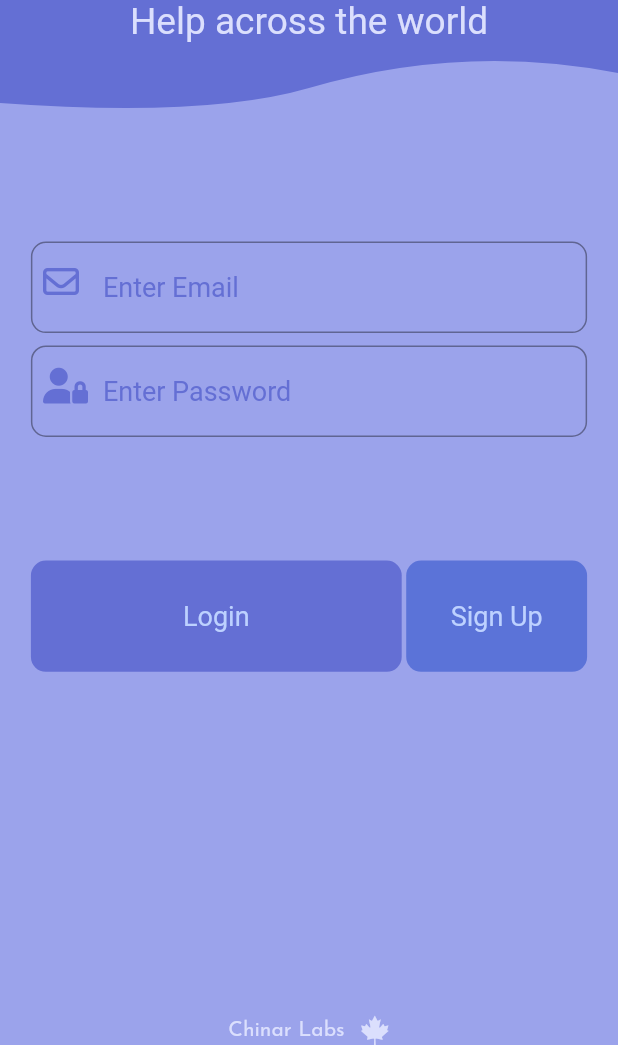
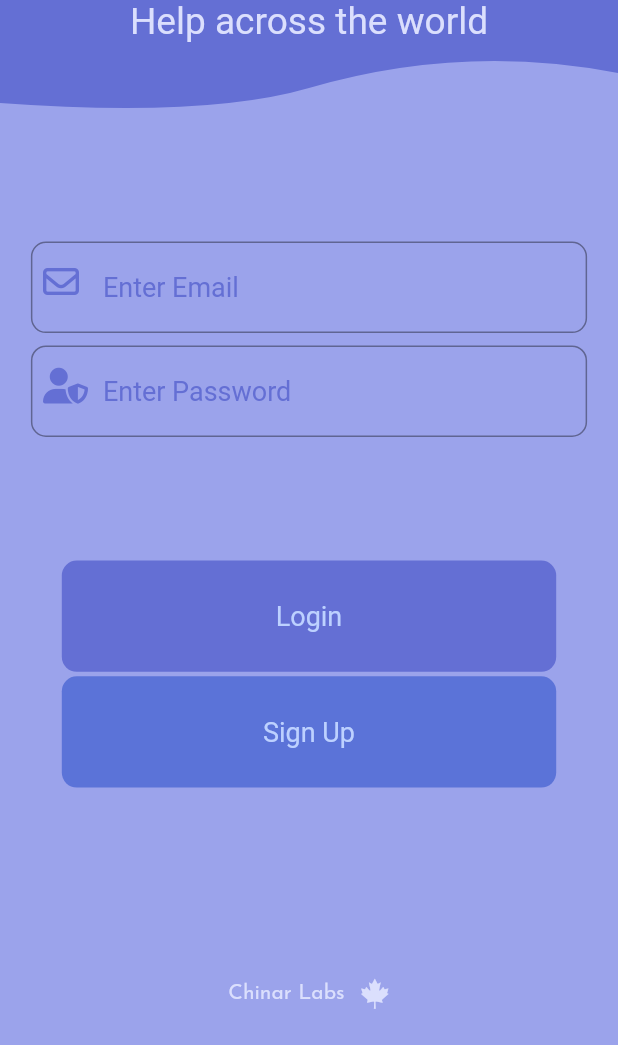
Before and after one commit to majidshakeelshawl/decide_on, a Flutter app: the screen it shows after launch, on a phone screen of 412 x 824 dp, the part 191-1236 px from its top. Run offline on Flutter 3.47's test engine with Material 2 defaults, Android fonts, the phone set to English and light mode, and no system bars; our stand-ins replace flutter_custom_clippers, font_awesome_flutter, google_fonts; Roboto replaces fonts that are missing (Chewy).

Commit message:
Changed buttons from row widget to column widget

```diff
--- a/lib/screens/home.dart
+++ b/lib/screens/home.dart
@@ -14,7 +14,7 @@ class Home extends StatelessWidget {
   Widget build(BuildContext context) {
     return SafeArea(
       child: GestureDetector(
-        // Used to make unfocus for keyboard not closing after clicking other than input
+        // Used to make keyboard unfocused not closing after clicking other than input
         onTap: () => FocusScope.of(context).unfocus(),
         child: Scaffold(
           resizeToAvoidBottomInset:
@@ -95,7 +95,7 @@ class Home extends StatelessWidget {
                               keyboardType: TextInputType.text,
                               hasIcon: true,
                               prefixIcon: const FaIcon(
-                                FontAwesomeIcons.userLock,
+                                FontAwesomeIcons.userShield,
                                 color: Color(0xff646FD4),
                               ),
                               hintText: "Enter Password",
@@ -112,45 +112,38 @@ class Home extends StatelessWidget {
                           // BUTTONS: LOGIN & SIGN UP
                           Padding(
                             padding: EdgeInsets.fromLTRB(
-                                MediaQuery.of(context).size.width * 0.05,
+                                MediaQuery.of(context).size.width * 0.1,
                                 0,
-                                MediaQuery.of(context).size.width * 0.05,
+                                MediaQuery.of(context).size.width * 0.1,
                                 0),
-                            child: Row(
-                              mainAxisAlignment: MainAxisAlignment.spaceEvenly,
+                            child: Column(
+//                              mainAxisAlignment: MainAxisAlignment.spaceEvenly,
                               children: [
                                 // LOGIN BUTTON
-                                Flexible(
-                                  flex: 2,
-                                  child: CButton(
+                                CButton(
                                   buttonColor: const Color(0xff646FD4),
                                   font: GoogleFonts.viga(
                                     fontSize: 18,
                                     color: const Color(0xffBDD1FF),
                                   ),
-                                    height: MediaQuery.of(context).size.height *
-                                        0.09,
-                                    width:
-                                        MediaQuery.of(context).size.width * 2,
+                                  height:
+                                      MediaQuery.of(context).size.height * 0.09,
+                                  width: MediaQuery.of(context).size.width * 2,
                                   text: "Login",
                                   margin: const EdgeInsets.only(right: 0),
                                 ),
-                                ),
                                 // SIGN UP BUTTON
-                                Flexible(
-                                  child: CButton(
+                                CButton(
                                   buttonColor: const Color(0xff5B73D8),
-                                    height: MediaQuery.of(context).size.height *
-                                        0.09,
-                                    width:
-                                        MediaQuery.of(context).size.width * 0.4,
+                                  height:
+                                      MediaQuery.of(context).size.height * 0.09,
+                                  width: MediaQuery.of(context).size.width * 2,
                                   text: "Sign Up",
                                   font: GoogleFonts.viga(
                                     fontSize: 18,
                                     color: const Color(0xffBDD1FF),
                                   ),
-                                    margin: const EdgeInsets.only(left: 3),
-                                  ),
+                                  margin: const EdgeInsets.only(top: 3),
                                 )
                               ],
                             ),
@@ -159,13 +152,17 @@ class Home extends StatelessWidget {
                       ),
                     ),
                     // COMPANY NAME AND LOGO
-                    Row(
+                    Padding(
+                      padding: EdgeInsets.only(
+                          bottom: MediaQuery.of(context).size.height * 0.03),
+                      child: Row(
                         mainAxisAlignment: MainAxisAlignment.center,
                         children: [
                           Text(
                             "Chinar Labs",
                             style: GoogleFonts.josefinSans(
-                              color: const Color(0xffDBDFFD)),
+                              color: const Color(0xffDBDFFD),
+                            ),
                           ),
                           const SizedBox(
                             width: 10,
@@ -177,6 +174,7 @@ class Home extends StatelessWidget {
                           ),
                         ],
                       ),
+                    ),
                   ],
                 ),
               ),
```
Lines whose indentation alone changed are shown as unchanged.
